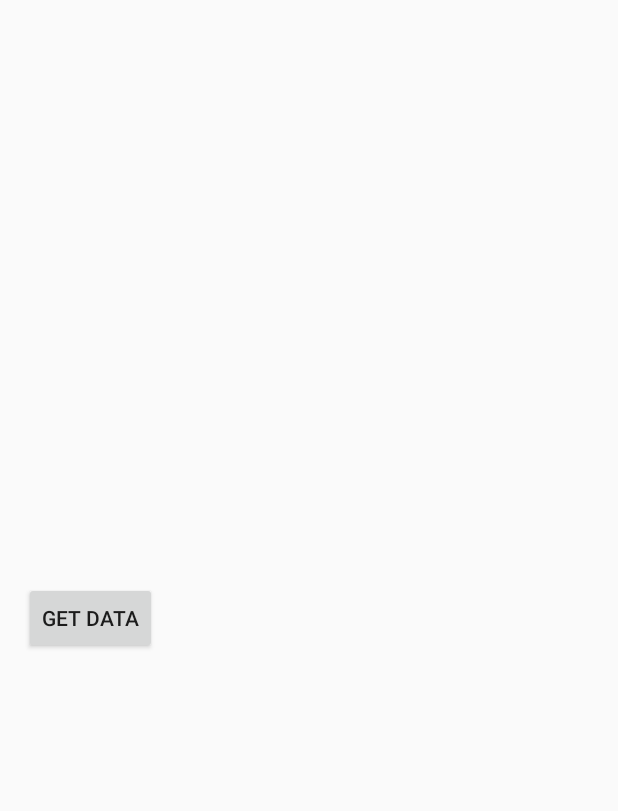
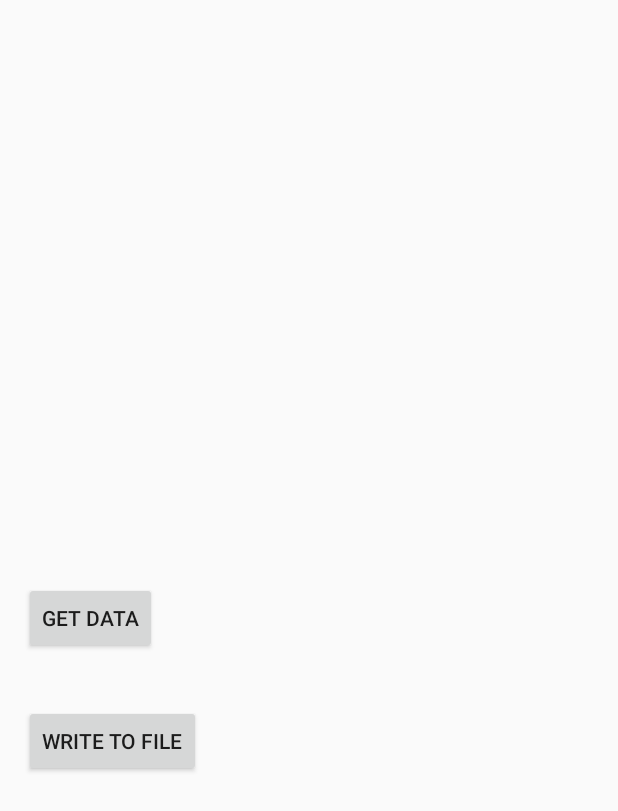
Before and after one commit to relimo/hypHope, an Android app: the screen it shows after launch (DataActivity), after a tap on "GET DATA", on a phone screen of 412 x 824 dp. Shown: the top 811 px of the screen. Run offline under Robolectric (Android 15) with nearby library versions, the phone set to English and light mode, and no system bars.

Commit message:
save sleep data in db

```diff
--- /dev/null
+++ b/app/src/main/java/com/example/dr/hyphope/DBHelperDynamic.java
@@ -0,0 +1,53 @@
+package com.example.dr.hyphope;
+
+import android.content.Context;
+import android.database.sqlite.SQLiteDatabase;
+import android.database.sqlite.SQLiteOpenHelper;
+import android.util.Log;
+
+/**
+ * Created on 17/07/2016.
+ */
+public class DBHelperDynamic extends SQLiteOpenHelper {
+
+    private final String TAG = getClass().getSimpleName();
+    public static final int DATABASE_VERSION = 1;
+    public static final String DATABASE_NAME = "learning.db";
+
+    public DBHelperDynamic(Context context) {
+        super(context, DATABASE_NAME, null, DATABASE_VERSION);
+        Log.v(TAG,"DBHelperDynamic constructor");
+    }
+
+    @Override
+    public void onCreate(SQLiteDatabase db) {
+        //creating the first table - the table which contains data of the types of the events
+        db.execSQL(
+                "CREATE TABLE " + ContractDynamic.TABLE_NAME_1 + " ( " +
+                        ContractDynamic.COLUMN_ID_1+ " INTEGER PRIMARY KEY AUTOINCREMENT, " +
+                        ContractDynamic.COLUMN_NAME_1 + " TEXT " +
+                        ");"
+        );
+        Log.v(TAG, "after create the first table");
+        //creating the second table that contains the records
+        db.execSQL(
+                "CREATE TABLE " + ContractDynamic.TABLE_NAME_2 + " ( " +
+                        ContractDynamic.COLUMN_ID_2+ " INTEGER PRIMARY KEY AUTOINCREMENT, " +
+                        ContractDynamic.COLUMN_HOUR_2 + " INTEGER, " +
+                        ContractDynamic.COLUMN_MINUTE_2 + " INTEGER, " +
+                        ContractDynamic.COLUMN_DATE_2 + " TEXT, " +
+                        ContractDynamic.COLUMN_DAY_IN_WEEK_2 + " TEXT, " +
+                        ContractDynamic.COLUMN_EVENT_TYPE_ID_2 + " LONG, " +
+                        ContractDynamic.COLUMN_VALUE + " TEXT " +
+
+                        ");"
+        );
+        Log.v(TAG, "after create the second table");
+    }//onCreate
+    @Override
+    public void onUpgrade(SQLiteDatabase db, int oldVersion, int newVersion) {
+        db.execSQL("DROP TABLE IF EXIST " + ContractDynamic.TABLE_NAME_1);
+        db.execSQL("DROP TABLE IF EXIST " + ContractDynamic.TABLE_NAME_2);
+        onCreate(db);
+    }
+}
--- a/app/src/main/java/com/example/dr/hyphope/DataActivity.java
+++ b/app/src/main/java/com/example/dr/hyphope/DataActivity.java
@@ -9,6 +9,12 @@ import android.os.Bundle;
 import android.view.View;
 import android.widget.Button;
 
+import java.io.File;
+import java.io.FileNotFoundException;
+import java.io.FileOutputStream;
+import java.io.IOException;
+import java.io.PrintWriter;
+import java.util.ArrayList;
 import java.util.Calendar;
 
 import android.util.Log;
@@ -17,16 +23,30 @@ import android.util.Log;
 //import com.squareup.okhttp.internal.http.Response;
 public class DataActivity extends AppCompatActivity {
     private Button btnGetData;//this button get data about specific date
-
+    private Button btnWriteToFile;
 
     private AlarmManager alarmMgr;
     private PendingIntent alarmIntent;
+    private DalDynamic dalDynamic;
 
     @Override
     protected void onCreate(Bundle savedInstanceState) {
         super.onCreate(savedInstanceState);
         setContentView(R.layout.activity_data);
+        dalDynamic=new DalDynamic(this);
+        dalDynamic.addRowToTable1("sleepLength");
+        dalDynamic.addRowToTable1("wakeUpTime");
+        btnWriteToFile=(Button)findViewById(R.id.btnWriteToFile);
+        btnWriteToFile.setOnClickListener(new View.OnClickListener() {
+            @Override
+            public void onClick(View v) {
+                writeToFile();
+            }
+        });
+
+
         btnGetData=(Button)findViewById(R.id.btnGetData);
+
         btnGetData.setOnClickListener(new View.OnClickListener() {
             @Override
             public void onClick(View v) {
@@ -43,68 +63,51 @@ public class DataActivity extends AppCompatActivity {
                 //set timer you want alarm to work
                 //TODO: insert 00:10 instead of this hour
                 Calendar calendar = Calendar.getInstance();
-                calendar.set(Calendar.HOUR_OF_DAY, 13);
-                calendar.set(Calendar.MINUTE,16);
+                calendar.set(Calendar.HOUR_OF_DAY, 11);
+                calendar.set(Calendar.MINUTE,53);
                 calendar.set(Calendar.SECOND, 0);
 
                 //set that timer as a RTC to alarm manager object
                 alarmMgr.setInexactRepeating(AlarmManager.RTC, calendar.getTimeInMillis(),AlarmManager.INTERVAL_DAY, alarmIntent);
 
+            }
+        });
+
+
+    }
+
+    private void writeToFile(){
+
+        // Find the root of the external storage.
+        // See http://developer.android.com/guide/topics/data/data-  storage.html#filesExternal
+
+        File root = android.os.Environment.getExternalStorageDirectory();
+        Log.v("check external storage","\nExternal file system root: "+root);
 
 
 
+        File dir = new File (root.getAbsolutePath() + "/download");
+        dir.mkdirs();
+        File file = new File(dir, "records.txt");
 
-////                code from postman
-//               /* OkHttpClient client = new OkHttpClient();
-//
-//                Request request = new Request.Builder()
-//                        .url("https://wapi.theneura.com/v1/users/profile/daily_summary?date=2017-1-26")
-//                        .get()
-//                        .addHeader("authorization", "Bearer 66e5d374e2bc3cf0cc6285095f82faf45a90354fa05ad08133a4853304cc1024")
-//                        .addHeader("cache-control", "no-cache")
-//                        .addHeader("postman-token", "2f792dd3-e3e4-29e7-7e6e-783ec666fbc5")
-//                        .build();
-//
-//                Response response = client.newCall(request).execute();*/
-//
-//
-//                Log.v("data activity","on click");
-//                //from postman
-//
-//               // okhttp3.OkHttpClient client = new okhttp3.OkHttpClient();
-//
-//
-//                    Thread thread=new Thread(new Runnable() {
-//                        @Override
-//                        public void run() {
-//                            try {
-//                                OkHttpClient client = new OkHttpClient();
-//                                Request request = new Request.Builder()
-//                                        .url("https://wapi.theneura.com/v1/users/profile/daily_summary?date=2017-2-24")
-//                                        .get()
-//                                        .addHeader("authorization", "Bearer 66e5d374e2bc3cf0cc6285095f82faf45a90354fa05ad08133a4853304cc1024")
-//                                        .addHeader("cache-control", "no-cache")
-//                                        .addHeader("postman-token", "1e5fa65e-f5da-5a38-dd5f-65a182fbee2f")
-//                                        .build();
-//                                Response response = null;
-//                                response = client.newCall(request).execute();
-//                                Log.v("activity data","try after response");
-//                                //TODO//right now the respone is printed in the logcat so- decide what to do with the data
-//
-//                                Log.d("activity data ",response.body().string());
-//                                Log.v("activity data","try after printing response string");
-//                            }catch(Exception e){
-//                                Log.v("activity data","catch of run");
-//                            }
-//                        }//run
-//                    });
-//
-//
-//                thread.start();
-//
-//
-            }
-        });
+        try {
+            FileOutputStream f = new FileOutputStream(file);
+            PrintWriter pw = new PrintWriter(f);
 
+            ArrayList<Record> list = dalDynamic.getRecordsList();
+            for (Record i : list)
+                pw.println(i.toString());
+            pw.flush();
+            pw.close();
+            f.close();
+        } catch (FileNotFoundException e) {
+            e.printStackTrace();
+            Log.i("write to file", "******* File not found. Did you" +
+                    " add a WRITE_EXTERNAL_STORAGE permission to the   manifest?");
+        } catch (IOException e) {
+            e.printStackTrace();
+        }
+        Log.i("write to file","\n\nFile written to "+file);
     }
+
 }
--- a/app/src/main/res/layout/activity_data.xml
+++ b/app/src/main/res/layout/activity_data.xml
@@ -16,4 +16,13 @@
         android:id="@+id/btnGetData"
         android:layout_centerVertical="true"
         android:layout_alignParentStart="true" />
+
+    <Button
+        android:layout_width="wrap_content"
+        android:layout_height="wrap_content"
+        android:text="write to file"
+        android:id="@+id/btnWriteToFile"
+        android:layout_below="@+id/btnGetData"
+        android:layout_alignParentStart="true"
+        android:layout_marginTop="34dp" />
 </RelativeLayout>
```
Also changed, not shown: app/src/main/java/com/example/dr/hyphope/AlarmReceiverData.java (+22 -5 lines), app/src/main/java/com/example/dr/hyphope/ContractDynamic.java (added, +28 -0 lines), app/src/main/java/com/example/dr/hyphope/DalDynamic.java (added, +387 -0 lines), app/src/main/java/com/example/dr/hyphope/Record.java (added, +73 -0 lines).
